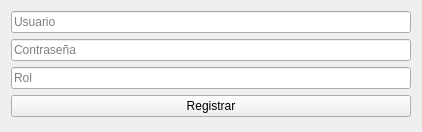
Before: the Qt Designer form SafeSpace/client/src/view/registeruserpage.ui in Svndda/CI-0123-PIRS-incomprendidos, drawn with Qt 5.
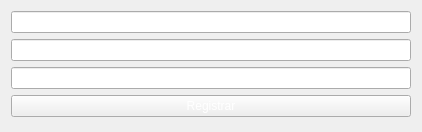
After: the same form once the commit is applied.

Patch:
```diff
--- a/SafeSpace/client/src/view/registeruserpage.ui
+++ b/SafeSpace/client/src/view/registeruserpage.ui
@@ -19,6 +19,9 @@
   <property name="windowTitle">
    <string>Registrar Usuario</string>
   </property>
+  <property name="styleSheet">
+   <string notr="true">color:white;</string>
+  </property>
   <layout class="QVBoxLayout" name="verticalLayout">
    <item>
     <widget class="QLineEdit" name="usernameLineEdit">
```
